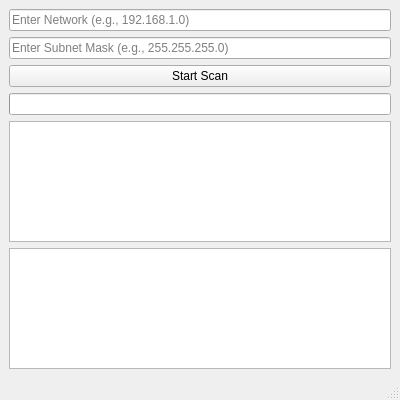
The window that qt/hostscannerwindow.ui (JJLibra/XScanner) describes before a commit, drawn with Qt 5.
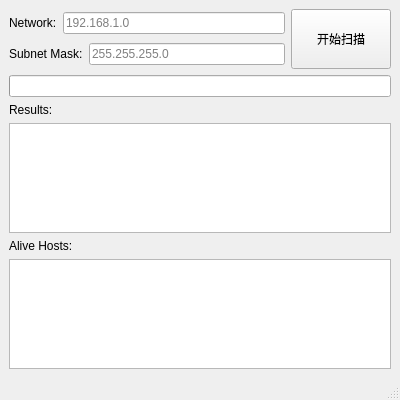
The same window after the commit.

Patch:
```diff
--- a/qt/hostscannerwindow.ui
+++ b/qt/hostscannerwindow.ui
@@ -16,32 +16,88 @@
   <widget class="QWidget" name="centralwidget">
    <layout class="QVBoxLayout" name="verticalLayout">
     <item>
+     <layout class="QHBoxLayout">
+      <item>
+       <layout class="QVBoxLayout">
+        <item>
+         <layout class="QHBoxLayout">
+          <item>
+           <widget class="QLabel">
+            <property name="text">
+             <string>Network:</string>
+            </property>
+           </widget>
+          </item>
+          <item>
      <widget class="QLineEdit" name="networkLineEdit">
       <property name="placeholderText">
-       <string>Enter Network (e.g., 192.168.1.0)</string>
+             <string>192.168.1.0</string>
+            </property>
+           </widget>
+          </item>
+         </layout>
+        </item>
+        <item>
+         <layout class="QHBoxLayout">
+          <item>
+           <widget class="QLabel">
+            <property name="text">
+             <string>Subnet Mask:</string>
       </property>
      </widget>
     </item>
     <item>
      <widget class="QLineEdit" name="subnetMaskLineEdit">
       <property name="placeholderText">
-       <string>Enter Subnet Mask (e.g., 255.255.255.0)</string>
-      </property>
-     </widget>
+             <string>255.255.255.0</string>
+            </property>
+           </widget>
+          </item>
+         </layout>
+        </item>
+       </layout>
     </item>
     <item>
      <widget class="QPushButton" name="startButton">
       <property name="text">
-       <string>Start Scan</string>
-      </property>
-     </widget>
+         <string>开始扫描</string>
+        </property>
+        <property name="sizePolicy">
+         <sizepolicy hsizetype="Preferred" vsizetype="Preferred">
+          <horstretch>0</horstretch>
+          <verstretch>0</verstretch>
+         </sizepolicy>
+        </property>
+        <property name="minimumSize">
+         <size>
+          <width>100</width>
+          <height>60</height>
+         </size>
+        </property>
+       </widget>
+      </item>
+     </layout>
     </item>
     <item>
      <widget class="QProgressBar" name="progressBar"/>
     </item>
+    <item>
+     <widget class="QLabel">
+      <property name="text">
+       <string>Results:</string>
+      </property>
+     </widget>
+    </item>
     <item>
      <widget class="QTextEdit" name="resultTextEdit"/>
     </item>
+    <item>
+     <widget class="QLabel">
+      <property name="text">
+       <string>Alive Hosts:</string>
+      </property>
+     </widget>
+    </item>
     <item>
      <widget class="QTextEdit" name="aliveHostsTextEdit">
       <property name="readOnly">
```
Left out of the diff: 2 changed lines with no effect on the pictures. Lines whose indentation alone changed are shown as unchanged.
